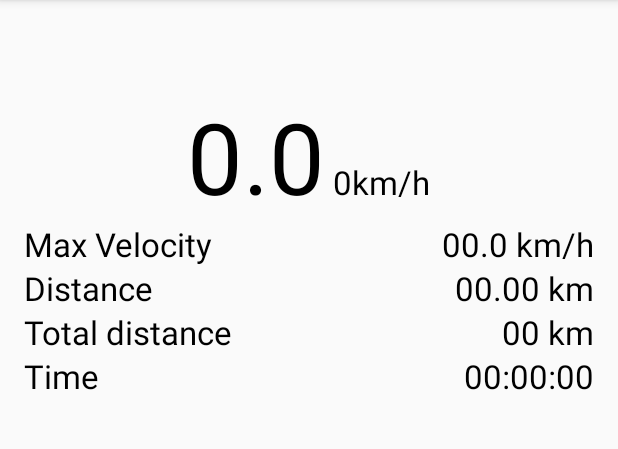
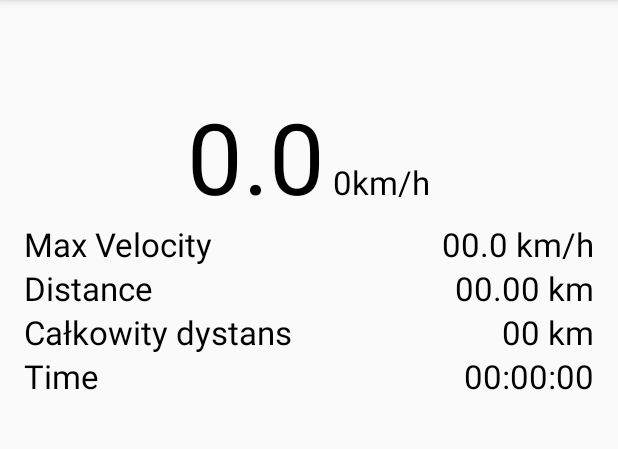
Before and after one commit to michal915/Speedometer, an Android app: the screen it shows after launch (MainActivity), on a phone screen of 412 x 824 dp, the part 84-533 px from its top. Run offline under Robolectric (Android 15) with nearby library versions, the phone set to English and light mode, and no system bars.

Commit message:
update @string

```diff
--- a/app/src/main/res/values/strings.xml
+++ b/app/src/main/res/values/strings.xml
@@ -13,7 +13,12 @@
 
     <string name="menu_max_vel">Max Velocity</string>
     <string name="menu_distance">Distance</string>
-    <string name="menu_full_distance">Total distance</string>
+    <string name="menu_full_distance">Całkowity dystans</string>
     <string name="menu_time">Time</string>
 
+    <string name="gps_dialog_message">GPS is not Enabled. Go to te settings menu?</string>
+    <string name="gps_dialog_title">GPS Settings</string>
+    <string name="gps_dialog_button_positive">Settings</string>
+    <string name="gps_dialog_button_negative">Cancel</string>
+
 </resources>
```
Also changed, not shown: app/src/main/java/com/example/michal/speedmeter/MainActivity.java (+9 -8 lines), app/src/main/java/com/example/michal/speedmeter/VelocityMonitor.java (+7 -3 lines).
